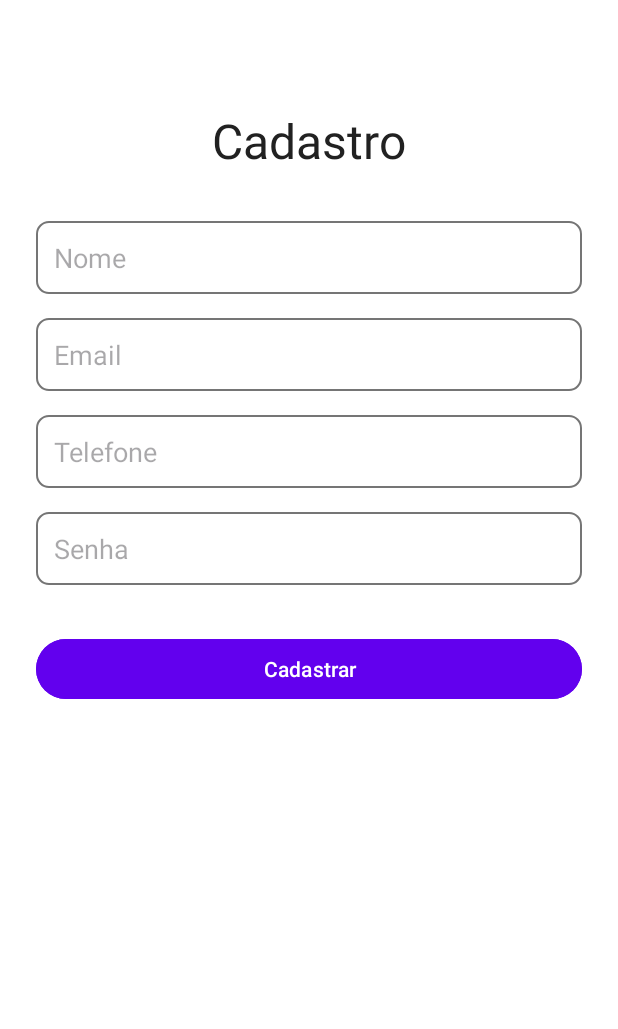
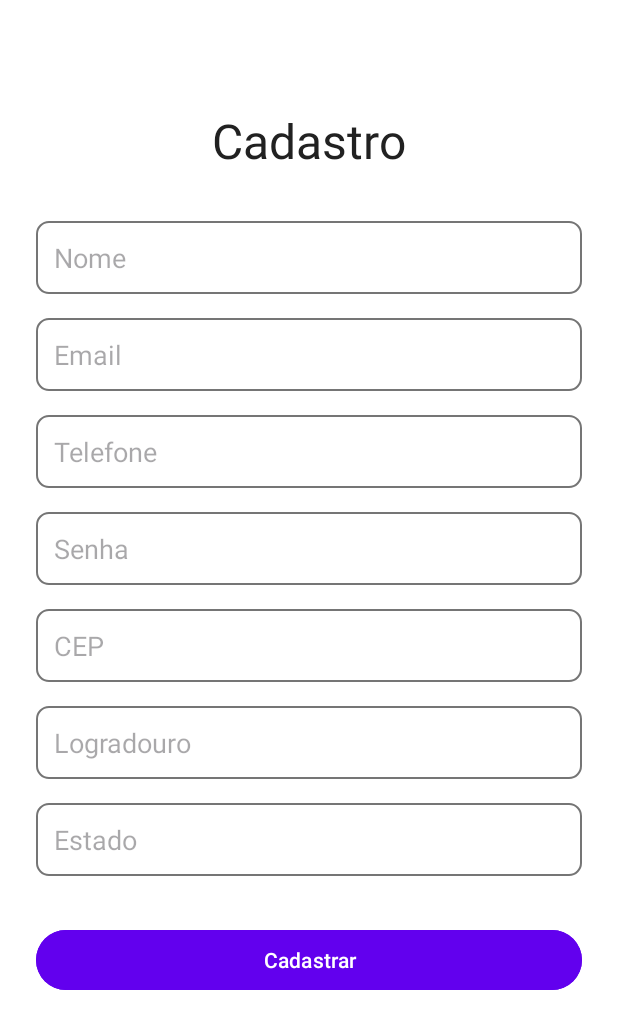
Before and after one commit to lucasrychlicki/IntelliStocks, an Android app: the CadastroActivity screen opened directly, with no data from a screen before it, on a phone screen of 412 x 824 dp. Shown: the top 1029 px of the screen. Run offline under Robolectric (Android 15) with nearby library versions, the phone set to English and light mode, and no system bars; Roboto replaces fonts that are not available here.

```diff
--- a/app/build.gradle.kts
+++ b/app/build.gradle.kts
@@ -49,6 +49,10 @@ dependencies {
     //Lifecycle ViewModel KTX dependência
     implementation ("androidx.lifecycle:lifecycle-viewmodel-ktx:2.6.0")
 
+    //Retrofit
+    implementation ("com.squareup.retrofit2:retrofit:2.9.0")
+    implementation ("com.squareup.retrofit2:converter-gson:2.9.0")
+
     //Android studio dependências
     implementation(libs.androidx.core.ktx)
     implementation(libs.androidx.appcompat)
--- a/app/src/main/AndroidManifest.xml
+++ b/app/src/main/AndroidManifest.xml
@@ -2,6 +2,7 @@
 <manifest xmlns:android="http://schemas.android.com/apk/res/android"
     xmlns:tools="http://schemas.android.com/tools">
 
+    <uses-permission android:name="android.permission.INTERNET" />
     <application
         android:allowBackup="true"
         android:dataExtractionRules="@xml/data_extraction_rules"
--- a/app/src/main/java/com/example/intellistocks/model/Usuario.kt
+++ b/app/src/main/java/com/example/intellistocks/model/Usuario.kt
@@ -4,5 +4,8 @@ data class Usuario(
     val email: String,
     val nome: String,
     val senha: String,
-    val telefone: String
+    val telefone: String,
+    val cep: String,
+    val logradouro: String,
+    val estado: String
 )
--- a/app/src/main/java/com/example/intellistocks/view/ProdutosActivity.kt
+++ b/app/src/main/java/com/example/intellistocks/view/ProdutosActivity.kt
@@ -39,14 +39,12 @@ class ProdutosActivity : AppCompatActivity() {
             onDeleteClick = { produto -> deletarProduto(produto.id) }
         )
 
-        // Configurar RecyclerView
         binding.rvProdutos.apply {
             layoutManager = LinearLayoutManager(this@ProdutosActivity)
             adapter = produtoAdapter
         }
 
 
-        // Observar os produtos e atualizar a lista no adapter
         produtoViewModel.produtos.observe(this) { produtos ->
             Log.d("ProdutosActivity", "Produtos atualizados: ${produtos.size}")
             produtoAdapter.updateProdutos(produtos)
--- a/app/src/main/java/com/example/intellistocks/viewmodel/PerfilViewModel.kt
+++ b/app/src/main/java/com/example/intellistocks/viewmodel/PerfilViewModel.kt
@@ -25,7 +25,6 @@ class PerfilViewModel(application: Application) : AndroidViewModel(application)
         carregarInfoUsuario()
     }
 
-    // Método para salvar as informações do usuário no cadastro
     private fun salvarInfoUsuario(nome: String, email: String, telefone: String) {
         val editor = sharedPreferences.edit()
         editor.putString("nome", nome)
@@ -35,7 +34,6 @@ class PerfilViewModel(application: Application) : AndroidViewModel(application)
 
     }
 
-    // Método para carregar as informações do usuário
     private fun carregarInfoUsuario() {
         _usuarioNome.value = sharedPreferences.getString("nome", "N/A")
         _usuarioEmail.value = sharedPreferences.getString("email", "N/A")
--- a/app/src/main/java/com/example/intellistocks/viewmodel/ProdutoViewModelFactory.kt
+++ b/app/src/main/java/com/example/intellistocks/viewmodel/ProdutoViewModelFactory.kt
@@ -4,7 +4,8 @@ import androidx.lifecycle.ViewModel
 import androidx.lifecycle.ViewModelProvider
 import com.example.intellistocks.model.ProdutoRepository
 
-class ProdutoViewModelFactory(private val repository: ProdutoRepository) : ViewModelProvider.Factory {
+class ProdutoViewModelFactory(private val repository: ProdutoRepository) :
+    ViewModelProvider.Factory {
     @Suppress("UNCHECKED_CAST")
     override fun <T : ViewModel> create(modelClass: Class<T>): T {
         if (modelClass.isAssignableFrom(ProdutoViewModel::class.java)) {
--- a/app/src/main/res/layout/activity_cadastro.xml
+++ b/app/src/main/res/layout/activity_cadastro.xml
@@ -76,6 +76,43 @@
         app:layout_constraintEnd_toEndOf="parent"
         android:layout_marginTop="16dp" />
 
+    <EditText
+        android:id="@+id/editCepCadastro"
+        android:layout_width="0dp"
+        android:layout_height="wrap_content"
+        android:hint="CEP"
+        android:inputType="number"
+        android:background="@drawable/edit_text_background"
+        android:padding="12dp"
+        app:layout_constraintTop_toBottomOf="@id/editSenhaCadastro"
+        app:layout_constraintStart_toStartOf="parent"
+        app:layout_constraintEnd_toEndOf="parent"
+        android:layout_marginTop="16dp" />
+
+    <EditText
+        android:id="@+id/editLogradouroCadastro"
+        android:layout_width="0dp"
+        android:layout_height="wrap_content"
+        android:hint="Logradouro"
+        android:background="@drawable/edit_text_background"
+        android:padding="12dp"
+        app:layout_constraintTop_toBottomOf="@id/editCepCadastro"
+        app:layout_constraintStart_toStartOf="parent"
+        app:layout_constraintEnd_toEndOf="parent"
+        android:layout_marginTop="16dp" />
+
+    <EditText
+        android:id="@+id/editEstadoCadastro"
+        android:layout_width="0dp"
+        android:layout_height="wrap_content"
+        android:hint="Estado"
+        android:background="@drawable/edit_text_background"
+        android:padding="12dp"
+        app:layout_constraintTop_toBottomOf="@id/editLogradouroCadastro"
+        app:layout_constraintStart_toStartOf="parent"
+        app:layout_constraintEnd_toEndOf="parent"
+        android:layout_marginTop="16dp" />
+
     <!-- Botão de Cadastro -->
     <Button
         android:id="@+id/btnCadastrar"
@@ -84,9 +121,11 @@
         android:text="Cadastrar"
         android:backgroundTint="@color/primaryColor"
         android:textColor="@color/white"
-        app:layout_constraintTop_toBottomOf="@id/editSenhaCadastro"
+        app:layout_constraintTop_toBottomOf="@id/editEstadoCadastro"
         app:layout_constraintStart_toStartOf="parent"
         app:layout_constraintEnd_toEndOf="parent"
         android:layout_marginTop="32dp" />
 
+
+
 </androidx.constraintlayout.widget.ConstraintLayout>
```
Also changed, not shown: app/src/main/java/com/example/intellistocks/api/RetrofitInstance.kt (added, +15 -0 lines), app/src/main/java/com/example/intellistocks/api/ViaCepService.kt (added, +16 -0 lines), app/src/main/java/com/example/intellistocks/view/CadastrarProdutoActivity.kt (+3 -8 lines), app/src/main/java/com/example/intellistocks/view/CadastroActivity.kt (+34 -4 lines), app/src/main/java/com/example/intellistocks/view/LoginActivity.kt (+6 -5 lines), app/src/main/java/com/example/intellistocks/view/PerfilActivity.kt (+7 -14 lines), app/src/main/java/com/example/intellistocks/view/ProdutoAdapter.kt (+5 -3 lines), app/src/main/java/com/example/intellistocks/viewmodel/CadastroViewModel.kt (+55 -5 lines).
